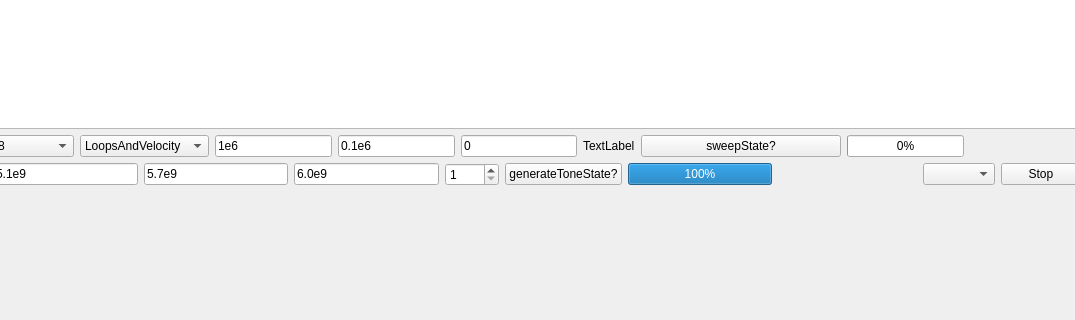
adamanderson/MkidDigitalReadout, file DataReadout/ChannelizerControls/FindResonancesWidget.ui: the form before one commit; both pictures show x 163 to 1238 and y 155 to 475 of the 1491 by 566 pixel window.
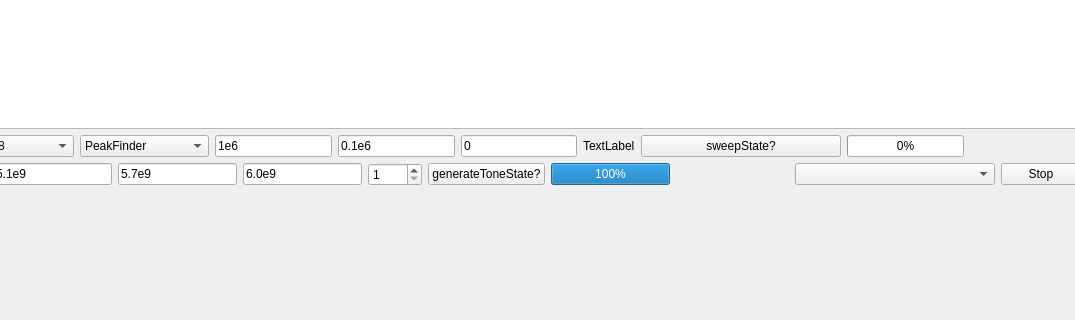
The form after the commit. Custom widgets are drawn as their Qt base class.

```diff
--- a/DataReadout/ChannelizerControls/FindResonancesWidget.ui
+++ b/DataReadout/ChannelizerControls/FindResonancesWidget.ui
@@ -103,8 +103,11 @@
       </item>
       <item>
        <widget class="QComboBox" name="whatToPlot">
+        <property name="currentText">
+         <string>PeakFinder</string>
+        </property>
         <property name="currentIndex">
-         <number>0</number>
+         <number>3</number>
         </property>
         <item>
          <property name="text">
@@ -301,7 +304,14 @@
        </spacer>
       </item>
       <item>
-       <widget class="QComboBox" name="iFreq"/>
+       <widget class="QComboBox" name="iFreq">
+        <property name="minimumSize">
+         <size>
+          <width>200</width>
+          <height>0</height>
+         </size>
+        </property>
+       </widget>
       </item>
       <item>
        <widget class="QPushButton" name="stop">
```
Left out of the diff: 4 changed lines with no effect on the pictures.
